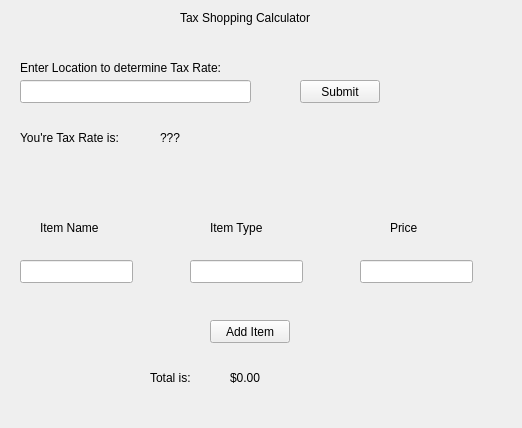
Old version of the form Tax_Shopping_Calculator/mainwindow.ui in the repository AndyVera/CPSC_254_Tax_Shopping_Calculator.
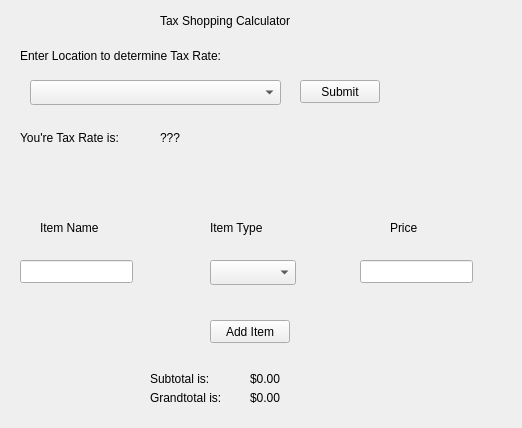
New version of the form.

Commit message: Adjust the location and item type input to drop boxes

Patch:
```diff
--- a/Tax_Shopping_Calculator/mainwindow.ui
+++ b/Tax_Shopping_Calculator/mainwindow.ui
@@ -17,15 +17,12 @@
    <widget class="QLabel" name="AppTitle">
     <property name="geometry">
      <rect>
-      <x>180</x>
-      <y>10</y>
-      <width>151</width>
-      <height>16</height>
+      <x>160</x>
+      <y>0</y>
+      <width>181</width>
+      <height>41</height>
      </rect>
     </property>
-    <property name="lineWidth">
-     <number>2</number>
-    </property>
     <property name="text">
      <string>Tax Shopping Calculator</string>
     </property>
@@ -34,28 +31,18 @@
     <property name="geometry">
      <rect>
       <x>20</x>
-      <y>60</y>
-      <width>231</width>
-      <height>16</height>
+      <y>40</y>
+      <width>271</width>
+      <height>31</height>
      </rect>
     </property>
+    <property name="lineWidth">
+     <number>2</number>
+    </property>
     <property name="text">
      <string>Enter Location to determine Tax Rate:</string>
     </property>
    </widget>
-   <widget class="QLineEdit" name="LocationInput">
-    <property name="geometry">
-     <rect>
-      <x>20</x>
-      <y>80</y>
-      <width>231</width>
-      <height>23</height>
-     </rect>
-    </property>
-    <property name="text">
-     <string/>
-    </property>
-   </widget>
    <widget class="QPushButton" name="LocationSubmitBtn">
     <property name="geometry">
      <rect>
@@ -74,7 +61,7 @@
      <rect>
       <x>20</x>
       <y>130</y>
-      <width>121</width>
+      <width>131</width>
       <height>16</height>
      </rect>
     </property>
@@ -87,7 +74,7 @@
      <rect>
       <x>160</x>
       <y>130</y>
-      <width>131</width>
+      <width>61</width>
       <height>16</height>
      </rect>
     </property>
@@ -144,16 +131,6 @@
      </rect>
     </property>
    </widget>
-   <widget class="QLineEdit" name="ItemTypeBox">
-    <property name="geometry">
-     <rect>
-      <x>190</x>
-      <y>260</y>
-      <width>113</width>
-      <height>23</height>
-     </rect>
-    </property>
-   </widget>
    <widget class="QLineEdit" name="ItemPriceBox">
     <property name="geometry">
      <rect>
@@ -181,20 +158,20 @@
     <property name="geometry">
      <rect>
       <x>150</x>
-      <y>370</y>
-      <width>59</width>
-      <height>15</height>
+      <y>390</y>
+      <width>101</width>
+      <height>16</height>
      </rect>
     </property>
     <property name="text">
-     <string>Total is:</string>
+     <string>Grandtotal is:</string>
     </property>
    </widget>
    <widget class="QLabel" name="TotalPriceText">
     <property name="geometry">
      <rect>
-      <x>230</x>
-      <y>370</y>
+      <x>250</x>
+      <y>390</y>
       <width>59</width>
       <height>15</height>
      </rect>
@@ -203,6 +180,52 @@
      <string>$0.00</string>
     </property>
    </widget>
+   <widget class="QLabel" name="label">
+    <property name="geometry">
+     <rect>
+      <x>150</x>
+      <y>370</y>
+      <width>91</width>
+      <height>17</height>
+     </rect>
+    </property>
+    <property name="text">
+     <string>Subtotal is: </string>
+    </property>
+   </widget>
+   <widget class="QLabel" name="SubtotalText">
+    <property name="geometry">
+     <rect>
+      <x>250</x>
+      <y>370</y>
+      <width>67</width>
+      <height>17</height>
+     </rect>
+    </property>
+    <property name="text">
+     <string>$0.00</string>
+    </property>
+   </widget>
+   <widget class="QComboBox" name="ItemTypeCombo">
+    <property name="geometry">
+     <rect>
+      <x>210</x>
+      <y>260</y>
+      <width>86</width>
+      <height>25</height>
+     </rect>
+    </property>
+   </widget>
+   <widget class="QComboBox" name="LocationCombo">
+    <property name="geometry">
+     <rect>
+      <x>30</x>
+      <y>80</y>
+      <width>251</width>
+      <height>25</height>
+     </rect>
+    </property>
+   </widget>
   </widget>
  </widget>
  <layoutdefault spacing="6" margin="11"/>
```
The commit also changes 11 other files.
